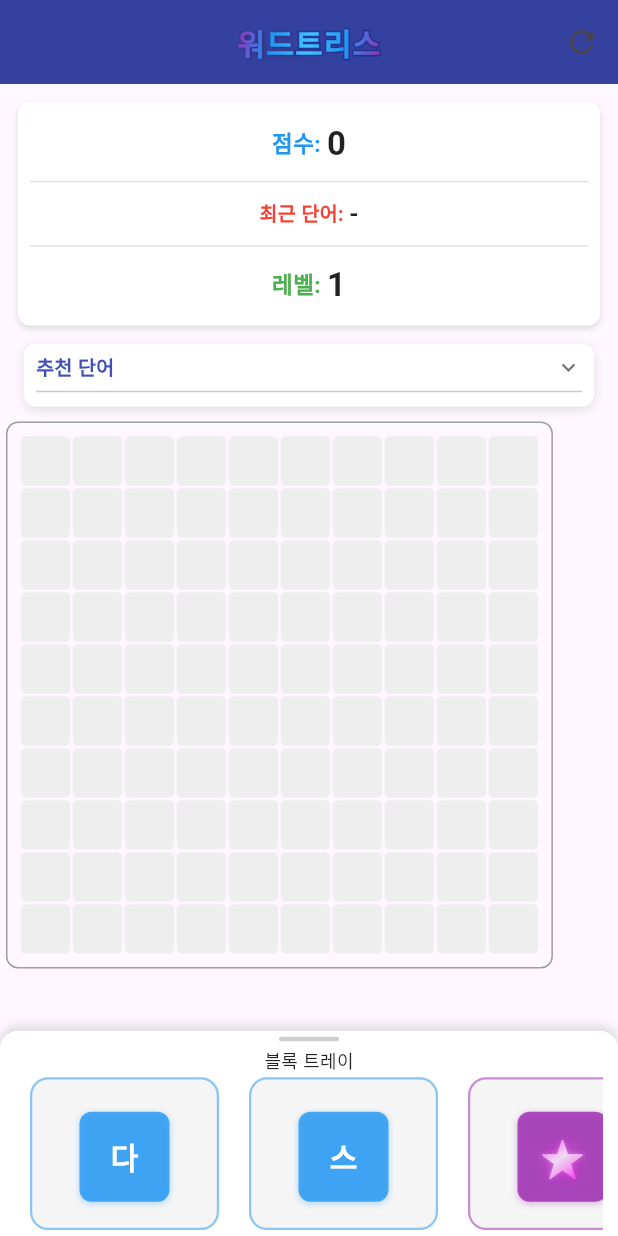
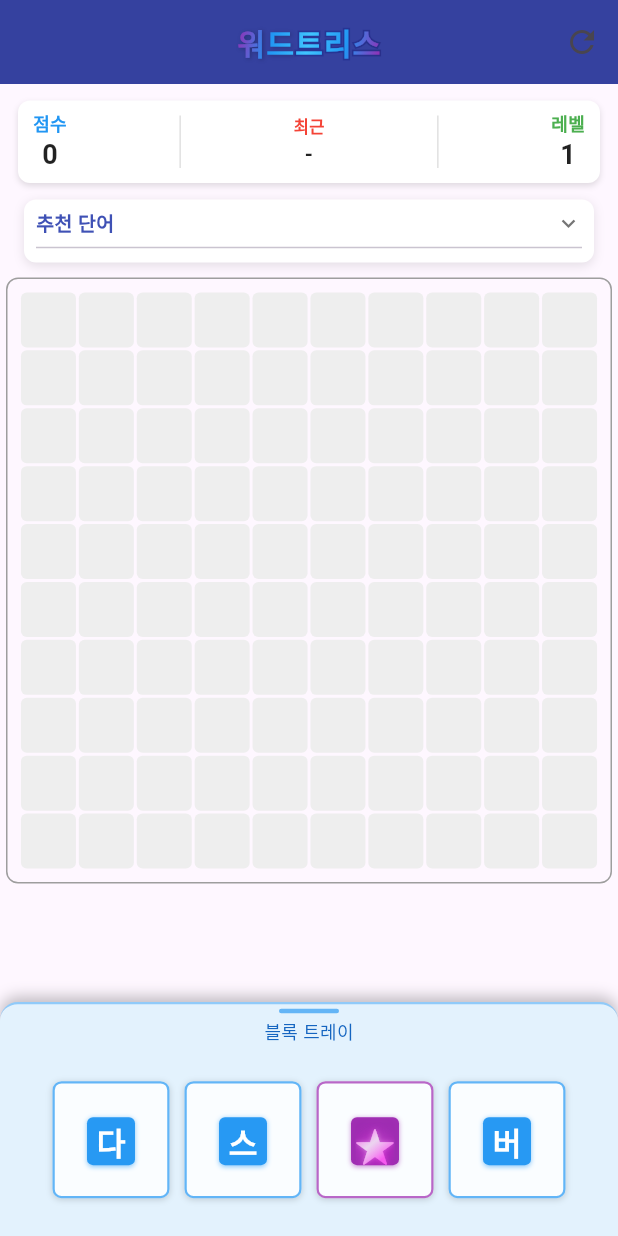
Before and after one commit to BongsooJeong/wordtris, a Flutter app: the screen it shows after launch, on a phone screen of 412 x 824 dp. Run offline on Flutter 3.47's test engine with Material 3 defaults, Android fonts, the phone set to English and light mode, and no system bars; our stand-ins replace sqflite; accounts and stored records are empty; statements that could not run were skipped.

Commit message:
모바일 UI 개선: 점수 표시를 가로로 변경하고 블록 트레이 크기 조정

```diff
--- a/lib/widgets/block_tray.dart
+++ b/lib/widgets/block_tray.dart
@@ -72,17 +72,20 @@ class BlockTray extends StatelessWidget {
     final isSmallScreen = screenWidth < 360;
     final isVerySmallScreen = screenWidth < 320;
 
-    // 컴팩트 모드에서 더 작은 셀과 패딩 크기 사용
+    // 모바일에서 더 작은 셀 크기 사용 - 많은 블록이 보이도록 조정
     final dynamicCellSize = isCompactMode
-        ? (isVerySmallScreen ? 28.0 : (isSmallScreen ? 32.0 : 36.0))
+        ? (isVerySmallScreen ? 24.0 : (isSmallScreen ? 26.0 : 30.0))
         : (isSmallScreen ? 34.0 : cellSize);
 
+    // 모바일에서 더 작은 패딩 적용
     final dynamicPadding = isCompactMode
-        ? (isVerySmallScreen ? 4.0 : (isSmallScreen ? 6.0 : 10.0))
+        ? (isVerySmallScreen ? 2.0 : (isSmallScreen ? 4.0 : 6.0))
         : (isSmallScreen ? 8.0 : 16.0);
 
-    final trayHeight =
-        isCompactMode ? dynamicCellSize * 3.8 : dynamicCellSize * 5.5;
+    // 트레이 높이를 약간 증가시키고 모바일에서 더 잘 보이게 함
+    final trayHeight = isCompactMode
+        ? dynamicCellSize * (isVerySmallScreen ? 5.0 : 5.2)
+        : dynamicCellSize * 5.5;
 
     // 하이라이트 핸들러 생성
     final highlightHandler =
@@ -92,20 +95,25 @@ class BlockTray extends StatelessWidget {
       width: screenSize.width,
       height: trayHeight,
       padding: EdgeInsets.symmetric(
-        vertical: isCompactMode ? (isVerySmallScreen ? 2.0 : 4.0) : 8.0,
+        vertical: isCompactMode ? (isVerySmallScreen ? 2.0 : 3.0) : 8.0,
         horizontal: dynamicPadding,
       ),
       decoration: BoxDecoration(
-        color: Colors.white,
+        // 배경색을 더 눈에 띄게 변경 (약간 파란 색조가 있는 밝은 회색)
+        color: isCompactMode ? Colors.blue.shade50 : Colors.white,
         borderRadius: BorderRadius.only(
           topLeft: Radius.circular(isCompactMode ? 12.0 : 20.0),
           topRight: Radius.circular(isCompactMode ? 12.0 : 20.0),
         ),
+        // 테두리를 추가하여 경계를 명확하게 함
+        border: isCompactMode
+            ? Border(top: BorderSide(color: Colors.blue.shade200, width: 1.5))
+            : null,
         boxShadow: [
           BoxShadow(
-            color: Colors.black.withOpacity(isCompactMode ? 0.15 : 0.2),
-            blurRadius: isCompactMode ? 6.0 : 8.0,
-            offset: Offset(0, isCompactMode ? -2.0 : -3.0),
+            color: Colors.black.withOpacity(isCompactMode ? 0.25 : 0.2),
+            blurRadius: isCompactMode ? 8.0 : 8.0,
+            offset: Offset(0, isCompactMode ? -3.0 : -3.0),
           )
         ],
       ),
@@ -117,14 +125,16 @@ class BlockTray extends StatelessWidget {
             width: 40,
             height: isCompactMode ? (isVerySmallScreen ? 2.0 : 3.0) : 4.0,
             margin: EdgeInsets.only(
-                bottom: isCompactMode ? (isVerySmallScreen ? 2.0 : 4.0) : 8.0),
+                bottom: isCompactMode ? (isVerySmallScreen ? 2.0 : 3.0) : 8.0),
             decoration: BoxDecoration(
-              color: Colors.grey.withOpacity(0.5),
+              color: isCompactMode
+                  ? Colors.blue.shade300
+                  : Colors.grey.withOpacity(0.5),
               borderRadius: BorderRadius.circular(2),
             ),
           ),
 
-          // 트레이 제목 텍스트 (컴팩트 모드에서는 작게)
+          // 트레이 제목 텍스트 (컴팩트 모드에서 작게 표시)
           if ((!isCompactMode || screenWidth > 360) && !isVerySmallScreen)
             Padding(
               padding: EdgeInsets.only(bottom: isCompactMode ? 2.0 : 4.0),
@@ -135,25 +145,31 @@ class BlockTray extends StatelessWidget {
                       ? (isSmallScreen ? 11.0 : 12.0)
                       : (isSmallScreen ? 13.0 : 14.0),
                   fontWeight: FontWeight.w500,
+                  color: isCompactMode ? Colors.blue.shade800 : Colors.black87,
                 ),
               ),
             ),
 
           // 블록 목록
           Expanded(
-            child: Center(
-              child: LayoutBuilder(
-                builder: (context, constraints) {
-                  // 블록 간격 동적 조정
-                  final blockPadding =
-                      isCompactMode ? (isVerySmallScreen ? 1.0 : 2.0) : 4.0;
+            child: LayoutBuilder(
+              builder: (context, constraints) {
+                // 블록 간격 동적 조정 - 매우 작게 설정하여 더 많은 블록이 보이도록 함
+                final blockPadding =
+                    isCompactMode ? (isVerySmallScreen ? 0.5 : 1.0) : 4.0;
 
-                  return SingleChildScrollView(
+                // 모바일에서는 블록을 스크롤 없이 모두 보이도록 조정
+                return Center(
+                  child: SingleChildScrollView(
                     scrollDirection: Axis.horizontal,
                     child: Row(
                       mainAxisAlignment: MainAxisAlignment.center,
                       mainAxisSize: MainAxisSize.min,
                       children: [
+                        // 첫 번째 블록 앞에 작은 여백 추가
+                        SizedBox(width: isCompactMode ? 2.0 : 4.0),
+
+                        // 블록들 나열
                         for (int i = 0; i < blocks.length; i++)
                           Padding(
                             padding: EdgeInsets.symmetric(
@@ -163,13 +179,17 @@ class BlockTray extends StatelessWidget {
                               block: blocks[i],
                               cellSize: dynamicCellSize,
                               highlightHandler: highlightHandler,
+                              isCompactMode: isCompactMode,
                             ),
                           ),
+
+                        // 마지막 블록 뒤에 작은 여백 추가
+                        SizedBox(width: isCompactMode ? 2.0 : 4.0),
                       ],
                     ),
-                  );
-                },
-              ),
+                  ),
+                );
+              },
             ),
           ),
         ],
--- a/lib/widgets/block_widget.dart
+++ b/lib/widgets/block_widget.dart
@@ -44,50 +44,82 @@ class BlockWidget extends StatelessWidget {
     bool isWildcardBlock = block.isWildcard;
 
     // 컴팩트 모드에서는 더 작은 여백 사용
-    final containerPadding = isCompactMode ? 4.0 : 8.0;
-    final borderRadius = isCompactMode ? 8.0 : 12.0;
+    final containerPadding = isCompactMode ? 2.0 : 8.0;
+    final borderRadius = isCompactMode ? 6.0 : 12.0;
 
     // 컴팩트 모드에서는 더 작은 너비/높이 계산
-    final widthFactor = isCompactMode ? 3.0 : 3.5;
-    final heightFactor = isCompactMode ? 3.0 : 3.5;
+    // 모바일에서 더 많은 블록이 보이도록 크기 축소
+    final widthFactor = isCompactMode ? 2.6 : 3.5;
+    final heightFactor = isCompactMode ? 2.6 : 3.5;
+
+    // 모바일 화면에서 더 눈에 띄는 배경색 사용
+    final bgColor = isCompactMode
+        ? const Color.fromARGB(255, 250, 253, 255) // 약간 파란 색조가 있는 밝은 색
+        : Colors.grey.withOpacity(0.1);
+
+    // 모바일 화면에서 더 강조된 테두리 사용
+    final borderWidth = isCompactMode ? 1.5 : 1.5;
+    final borderColor = block.color.withOpacity(isCompactMode ? 0.7 : 0.5);
+
+    // 화면 크기에 따른 동적 설정
+    final screenWidth = MediaQuery.of(context).size.width;
+    final isSmallScreen = screenWidth < 360;
+
+    // 블록 크기 계산 - 모바일에서 더 작게 조정
+    final dynamicWidth = gridWidth <= 2
+        ? cellSize * widthFactor
+        : (gridWidth <= 3 ? cellSize * 3.8 : cellSize * 4.5);
+
+    final dynamicHeight = gridHeight <= 2
+        ? cellSize * heightFactor
+        : (gridHeight <= 3 ? cellSize * 3.8 : cellSize * 4.5);
 
     return Container(
-      width: gridWidth <= 2
-          ? cellSize * widthFactor
-          : (gridWidth <= 3 ? cellSize * 4.5 : cellSize * 5.5),
-      height: gridHeight <= 2
-          ? cellSize * heightFactor
-          : (gridHeight <= 3 ? cellSize * 4.5 : cellSize * 5.5),
+      width: dynamicWidth,
+      height: dynamicHeight,
       padding: EdgeInsets.all(containerPadding),
       decoration: BoxDecoration(
-        color: Colors.grey.withOpacity(0.1),
+        color: bgColor,
         borderRadius: BorderRadius.circular(borderRadius),
         border: Border.all(
-          color: block.color.withOpacity(0.5),
-          width: 1.5,
+          color: borderColor,
+          width: borderWidth,
         ),
+        // 약간의 그림자를 추가하여 입체감 부여
+        boxShadow: isCompactMode
+            ? [
+                BoxShadow(
+                  color: Colors.black.withOpacity(0.15),
+                  blurRadius: 3.0,
+                  offset: const Offset(0, 1.0),
+                )
+              ]
+            : null,
       ),
       child: Column(
         children: [
           // 형태 정보 표시 제거
-          const SizedBox(height: 4),
+          SizedBox(height: isCompactMode ? 2.0 : 4.0),
           // 블록 셀 그리드
           Expanded(
             child: Container(
-              padding: const EdgeInsets.all(4.0),
+              padding: EdgeInsets.all(isCompactMode ? 2.0 : 4.0),
               child: LayoutBuilder(
                 builder: (context, constraints) {
                   // 사용 가능한 공간 계산
                   final availableWidth = constraints.maxWidth;
                   final availableHeight = constraints.maxHeight;
 
-                  // 셀 사이의 간격
-                  const cellPadding = 2.0;
+                  // 셀 사이의 간격 (모바일에서 더 작게)
+                  final cellPadding = isCompactMode ? 1.0 : 2.0;
 
                   // 셀 크기 - 정사각형으로 유지
                   // 작은 grid일수록 더 큰 셀로, 큰 grid일수록 조금 작은 셀로 조정
-                  final maxCellSize =
-                      gridWidth <= 2 ? 60.0 : (gridWidth == 3 ? 50.0 : 45.0);
+                  final maxCellSize = isCompactMode
+                      ? (gridWidth <= 2 ? 32.0 : (gridWidth == 3 ? 28.0 : 24.0))
+                      : (gridWidth <= 2
+                          ? 60.0
+                          : (gridWidth == 3 ? 50.0 : 45.0));
 
                   double actualCellSize = Math.min(
                       (availableWidth - (gridWidth - 1) * cellPadding) /
@@ -120,12 +152,16 @@ class BlockWidget extends StatelessWidget {
                                 width: actualCellSize,
                                 height: actualCellSize,
                                 decoration: BoxDecoration(
-                                  color: block.color.withOpacity(0.8),
-                                  borderRadius: BorderRadius.circular(8.0),
+                                  // 모바일에서는 더 진한 색상을 사용하여 가시성 개선
+                                  color: block.color
+                                      .withOpacity(isCompactMode ? 0.95 : 0.8),
+                                  borderRadius: BorderRadius.circular(
+                                      isCompactMode ? 4.0 : 8.0),
                                   boxShadow: [
                                     BoxShadow(
-                                      color: block.color.withOpacity(0.3),
-                                      blurRadius: 3,
+                                      color: block.color.withOpacity(
+                                          isCompactMode ? 0.5 : 0.4),
+                                      blurRadius: isCompactMode ? 2 : 3,
                                       offset: const Offset(0, 1),
                                     )
                                   ],
@@ -142,14 +178,16 @@ class BlockWidget extends StatelessWidget {
                                           : FittedBox(
                                               fit: BoxFit.scaleDown,
                                               child: Padding(
-                                                padding:
-                                                    const EdgeInsets.all(2.0),
+                                                padding: EdgeInsets.all(
+                                                    isCompactMode ? 1.0 : 2.0),
                                                 child: Text(
                                                   _getCharacterForPosition(i),
                                                   style: TextStyle(
                                                     fontSize: Math.min(
-                                                        actualCellSize * 0.6,
-                                                        20),
+                                                        actualCellSize * 0.65,
+                                                        isCompactMode
+                                                            ? 22
+                                                            : 20),
                                                     fontWeight: FontWeight.bold,
                                                     color: Colors.white,
                                                   ),
--- a/lib/widgets/game_layout.dart
+++ b/lib/widgets/game_layout.dart
@@ -44,7 +44,8 @@ class GameLayout extends StatelessWidget {
       BuildContext context, GameProvider gameProvider, double screenWidth) {
     // 화면 크기에 따른 동적 셀 크기 조정
     final dynamicCellSize = screenWidth < 360 ? 36.0 : 42.0;
-    final trayHeight = dynamicCellSize * 4.2; // 트레이 높이 최적화
+    // 트레이 높이를 더 크게 조정하여 5개 블록이 모두 보이게 함
+    final trayHeight = dynamicCellSize * (screenWidth < 360 ? 5.0 : 5.5);
     final isVerySmallScreen = screenWidth < 320;
 
     return Column(
@@ -61,22 +62,13 @@ class GameLayout extends StatelessWidget {
           ),
           child: Column(
             children: [
-              // 점수 및 폭탄 인디케이터 (가로 배치)
-              Row(
-                crossAxisAlignment: CrossAxisAlignment.start,
-                children: [
-                  // 점수 및 레벨 정보 (왼쪽 세로 배치)
-                  Expanded(
-                    flex: 3,
-                    child: ScoreDisplay(
-                      score: gameProvider.score,
-                      level: gameProvider.level,
-                      lastWord: gameProvider.lastCompletedWord,
-                      lastWordPoints: gameProvider.lastWordPoints,
-                      isCompactMode: true, // 세로 배치 모드 활성화
-                    ),
-                  ),
-                ],
+              // 점수 정보 (가로 배치로 변경됨)
+              ScoreDisplay(
+                score: gameProvider.score,
+                level: gameProvider.level,
+                lastWord: gameProvider.lastCompletedWord,
+                lastWordPoints: gameProvider.lastWordPoints,
+                isCompactMode: true, // 컴팩트 모드 활성화
               ),
 
               // 추천 단어 패널 (접힌 상태) - 높이 제한 없이 자연스러운 크기로
@@ -121,7 +113,8 @@ class GameLayout extends StatelessWidget {
                 right: 0,
                 bottom: 0,
                 child: BlockTray(
-                  cellSize: dynamicCellSize - 8.0, // 더 작은 셀 크기로 설정
+                  cellSize: dynamicCellSize -
+                      (screenWidth < 360 ? 4.0 : 6.0), // 셀 크기 약간 증가
                   spacing: screenWidth < 360 ? 2.0 : 4.0, // 공간 절약
                   wordSuggestionsKey: wordSuggestionsKey,
                   isCompactMode: true, // 컴팩트 모드 활성화
@@ -138,7 +131,8 @@ class GameLayout extends StatelessWidget {
   Widget _buildTabletLayout(
       BuildContext context, GameProvider gameProvider, double screenWidth) {
     final cellSize = screenWidth < 720 ? 42.0 : 46.0;
-    final trayHeight = cellSize * 4.5;
+    // 트레이 높이를 더 크게 조정
+    final trayHeight = cellSize * 4.8;
 
     return Column(
       children: [
--- a/lib/widgets/score_display.dart
+++ b/lib/widgets/score_display.dart
@@ -71,23 +71,38 @@ class ScoreDisplay extends StatelessWidget {
 
     // 작은 화면일 경우 더 작은 글꼴 크기 적용
     final titleFontSize = isVerySmallScreen
-        ? 12.0
-        : (isSmallScreen ? 14.0 : (isCompactMode ? 15.0 : 16.0));
+        ? 10.0
+        : (isSmallScreen ? 11.0 : (isCompactMode ? 12.0 : 16.0));
     final scoreFontSize = isVerySmallScreen
-        ? 18.0
-        : (isSmallScreen ? 20.0 : (isCompactMode ? 22.0 : 24.0));
+        ? 14.0
+        : (isSmallScreen ? 16.0 : (isCompactMode ? 18.0 : 24.0));
     final wordFontSize = isVerySmallScreen
-        ? 12.0
-        : (isSmallScreen ? 14.0 : (isCompactMode ? 16.0 : 18.0));
+        ? 10.0
+        : (isSmallScreen ? 12.0 : (isCompactMode ? 14.0 : 18.0));
     final pointsFontSize = isVerySmallScreen
-        ? 10.0
-        : (isSmallScreen ? 12.0 : (isCompactMode ? 13.0 : 14.0));
+        ? 9.0
+        : (isSmallScreen ? 10.0 : (isCompactMode ? 11.0 : 14.0));
 
+    // 모바일에서 더 작은 패딩 적용
+    final containerPadding = isCompactMode
+        ? EdgeInsets.symmetric(
+            vertical: isVerySmallScreen ? 4.0 : 6.0,
+            horizontal: isVerySmallScreen ? 8.0 : 10.0,
+          )
+        : const EdgeInsets.all(12.0);
+
+    // 컴팩트 모드에서 더 작은 마진 적용
+    final containerMargin = isCompactMode
+        ? EdgeInsets.symmetric(
+            vertical: isVerySmallScreen ? 2.0 : 3.0,
+            horizontal: isVerySmallScreen ? 2.0 : 4.0,
+          )
+        : const EdgeInsets.all(8.0);
+
+    // 모든 모드에서 Row 레이아웃 사용
     return Container(
-      padding: EdgeInsets.all(
-          isCompactMode ? (isVerySmallScreen ? 6.0 : 8.0) : 12.0),
-      margin:
-          EdgeInsets.all(isCompactMode ? (isVerySmallScreen ? 2.0 : 4.0) : 8.0),
+      padding: containerPadding,
+      margin: containerMargin,
       decoration: BoxDecoration(
         color: Colors.white,
         borderRadius: BorderRadius.circular(8.0),
@@ -100,19 +115,17 @@ class ScoreDisplay extends StatelessWidget {
         ],
       ),
       child: isCompactMode
-          // 세로 레이아웃 (모바일)
-          ? Column(
+          ? Row(
+              // 모바일 가로 레이아웃 (컴팩트 모드)
+              mainAxisAlignment: MainAxisAlignment.spaceBetween,
+              children: [
+                // 점수 섹션
+                Column(
+                  crossAxisAlignment: CrossAxisAlignment.center,
                   mainAxisSize: MainAxisSize.min,
                   children: [
-                // 점수 섹션
-                Padding(
-                  padding: EdgeInsets.symmetric(
-                      vertical: isVerySmallScreen ? 2.0 : 4.0),
-                  child: Row(
-                    mainAxisAlignment: MainAxisAlignment.center,
-                    children: [
                     Text(
-                        '점수: ',
+                      '점수',
                       style: TextStyle(
                         fontSize: titleFontSize,
                         fontWeight: FontWeight.bold,
@@ -128,38 +141,30 @@ class ScoreDisplay extends StatelessWidget {
                     ),
                   ],
                 ),
-                ),
 
                 // 구분선
-                Divider(
-                  height: isVerySmallScreen ? 8 : 12,
-                  thickness: 1,
+                Container(
+                  height: isVerySmallScreen ? 30 : 35,
+                  width: 1,
                   color: Colors.grey.shade300,
                 ),
 
                 // 최근 완성 단어 섹션
-                Padding(
-                  padding: EdgeInsets.symmetric(
-                      vertical: isVerySmallScreen ? 2.0 : 4.0),
-                  child: Row(
+                Flexible(
+                  child: Column(
+                    crossAxisAlignment: CrossAxisAlignment.center,
+                    mainAxisSize: MainAxisSize.min,
+                    children: [
+                      Row(
                         mainAxisAlignment: MainAxisAlignment.center,
+                        mainAxisSize: MainAxisSize.min,
                         children: [
                           Text(
-                        '최근 단어: ',
+                            '최근',
                             style: TextStyle(
-                          fontSize: titleFontSize - 2,
+                              fontSize: titleFontSize - 1,
                               fontWeight: FontWeight.bold,
                               color: Colors.red,
-                        ),
-                      ),
-                      Flexible(
-                        child: Text(
-                          lastWord.isEmpty ? '-' : lastWord,
-                          style: TextStyle(
-                            fontSize: wordFontSize,
-                            fontWeight: FontWeight.bold,
-                          ),
-                          overflow: TextOverflow.ellipsis,
                             ),
                           ),
                           if (lastWordPoints > 0)
@@ -176,24 +181,38 @@ class ScoreDisplay extends StatelessWidget {
                             ),
                         ],
                       ),
+                      Container(
+                        constraints: BoxConstraints(
+                          maxWidth: isVerySmallScreen ? 80 : 90,
+                        ),
+                        child: Text(
+                          lastWord.isEmpty ? '-' : lastWord,
+                          style: TextStyle(
+                            fontSize: wordFontSize,
+                            fontWeight: FontWeight.bold,
+                          ),
+                          overflow: TextOverflow.ellipsis,
+                          textAlign: TextAlign.center,
+                        ),
+                      ),
+                    ],
+                  ),
                 ),
 
                 // 구분선
-                Divider(
-                  height: isVerySmallScreen ? 8 : 12,
-                  thickness: 1,
+                Container(
+                  height: isVerySmallScreen ? 30 : 35,
+                  width: 1,
                   color: Colors.grey.shade300,
                 ),
 
                 // 레벨 섹션
-                Padding(
-                  padding: EdgeInsets.symmetric(
-                      vertical: isVerySmallScreen ? 2.0 : 4.0),
-                  child: Row(
-                    mainAxisAlignment: MainAxisAlignment.center,
+                Column(
+                  crossAxisAlignment: CrossAxisAlignment.center,
+                  mainAxisSize: MainAxisSize.min,
                   children: [
                     Text(
-                        '레벨: ',
+                      '레벨',
                       style: TextStyle(
                         fontSize: titleFontSize,
                         fontWeight: FontWeight.bold,
@@ -209,10 +228,9 @@ class ScoreDisplay extends StatelessWidget {
                     ),
                   ],
                 ),
-                ),
               ],
             )
-          // 가로 레이아웃 (기존)
+          // 일반 레이아웃 (데스크톱)
           : Row(
               mainAxisAlignment: MainAxisAlignment.spaceAround,
               children: [
```
Lines whose indentation alone changed are shown as unchanged.
